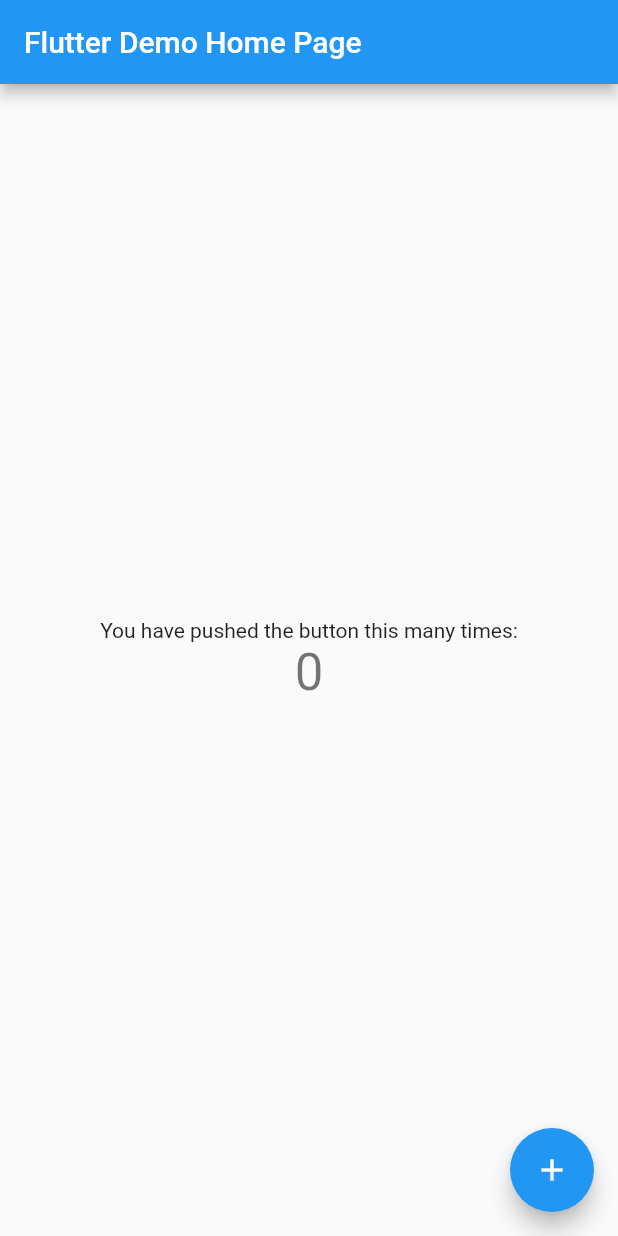
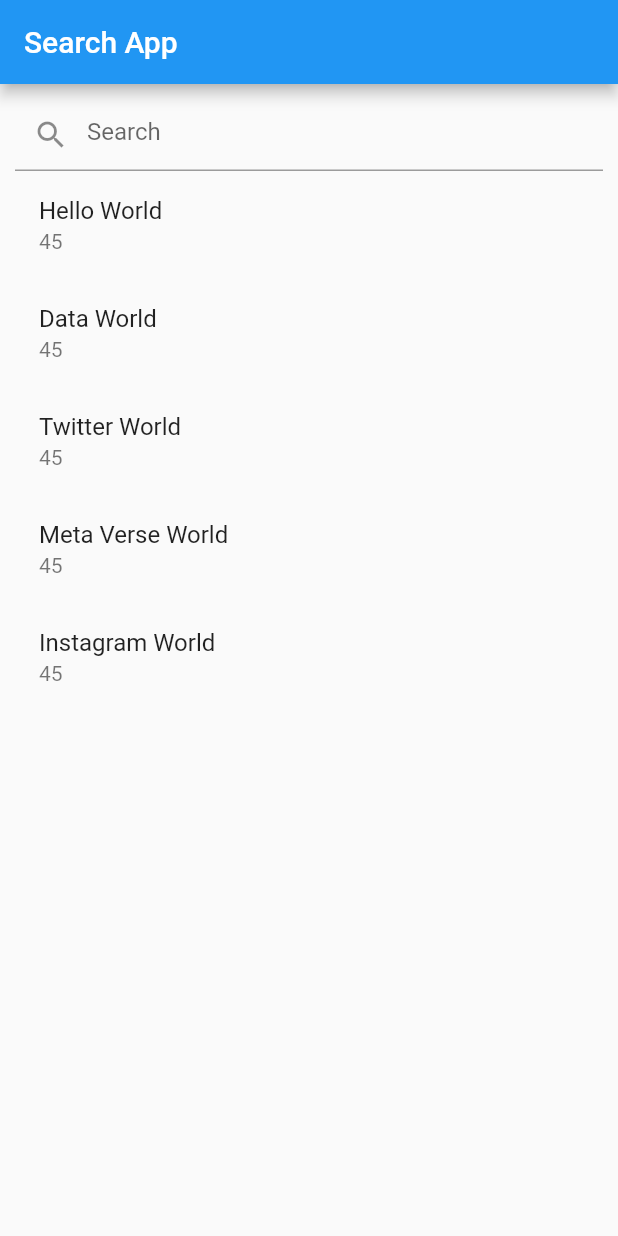
Before and after one commit to waynetipsy/Search-on-Flutter, a Flutter app: the screen it shows after launch, on a phone screen of 412 x 824 dp. Run offline on Flutter 3.47's test engine with Material 2 defaults, Android fonts, the phone set to English and light mode, and no system bars.

Commit message:
Final push

```diff
--- a/lib/Model/data.dart
+++ b/lib/Model/data.dart
@@ -0,0 +1,36 @@
+class Data {
+  final String? title;
+  final int? followers;
+
+  Data({
+    this.title, this.followers});
+}
+
+List<Data> socialData = [
+  Data(
+    title: "Hello World",
+    followers: 45,
+  ),
+
+    Data(
+    title: "Data World",
+    followers: 45,
+  ),
+
+    Data(
+    title: "Twitter World",
+    followers: 45,
+  ),
+
+    Data(
+    title: "Meta Verse World",
+    followers: 45,
+  ),
+
+    Data(
+    title: "Instagram World",
+    followers: 45,
+  ),
+
+
+];
--- a/lib/main.dart
+++ b/lib/main.dart
@@ -1,4 +1,5 @@
 import 'package:flutter/material.dart';
+import './Model/data.dart';
 
 void main() {
   runApp(const MyApp());
@@ -7,109 +8,77 @@
 class MyApp extends StatelessWidget {
   const MyApp({Key? key}) : super(key: key);
 
-  // This widget is the root of your application.
+
   @override
   Widget build(BuildContext context) {
     return MaterialApp(
       title: 'Flutter Demo',
       theme: ThemeData(
-        // This is the theme of your application.
-        //
-        // Try running your application with "flutter run". You'll see the
-        // application has a blue toolbar. Then, without quitting the app, try
-        // changing the primarySwatch below to Colors.green and then invoke
-        // "hot reload" (press "r" in the console where you ran "flutter run",
-        // or simply save your changes to "hot reload" in a Flutter IDE).
-        // Notice that the counter didn't reset back to zero; the application
-        // is not restarted.
+
         primarySwatch: Colors.blue,
       ),
-      home: const MyHomePage(title: 'Flutter Demo Home Page'),
+      home: const MyHomePage(),
     );
   }
 }
 
 class MyHomePage extends StatefulWidget {
-  const MyHomePage({Key? key, required this.title}) : super(key: key);
-
-  // This widget is the home page of your application. It is stateful, meaning
-  // that it has a State object (defined below) that contains fields that affect
-  // how it looks.
-
-  // This class is the configuration for the state. It holds the values (in this
-  // case the title) provided by the parent (in this case the App widget) and
-  // used by the build method of the State. Fields in a Widget subclass are
-  // always marked "final".
-
-  final String title;
+  const MyHomePage({ Key? key }) : super(key: key);
 
   @override
   State<MyHomePage> createState() => _MyHomePageState();
 }
 
 class _MyHomePageState extends State<MyHomePage> {
-  int _counter = 0;
+  int? dataLength;
 
-  void _incrementCounter() {
-    setState(() {
-      // This call to setState tells the Flutter framework that something has
-      // changed in this State, which causes it to rerun the build method below
-      // so that the display can reflect the updated values. If we changed
-      // _counter without calling setState(), then the build method would not be
-      // called again, and so nothing would appear to happen.
-      _counter++;
-    });
-  }
+  List<Data>? data;
+
 
   @override
   Widget build(BuildContext context) {
-    // This method is rerun every time setState is called, for instance as done
-    // by the _incrementCounter method above.
-    //
-    // The Flutter framework has been optimized to make rerunning build methods
-    // fast, so that you can just rebuild anything that needs updating rather
-    // than having to individually change instances of widgets.
     return Scaffold(
       appBar: AppBar(
-        // Here we take the value from the MyHomePage object that was created by
-        // the App.build method, and use it to set our appbar title.
-        title: Text(widget.title),
+        title: const Text('Search App')
       ),
-      body: Center(
-        // Center is a layout widget. It takes a single child and positions it
-        // in the middle of the parent.
-        child: Column(
-          // Column is also a layout widget. It takes a list of children and
-          // arranges them vertically. By default, it sizes itself to fit its
-          // children horizontally, and tries to be as tall as its parent.
-          //
-          // Invoke "debug painting" (press "p" in the console, choose the
-          // "Toggle Debug Paint" action from the Flutter Inspector in Android
-          // Studio, or the "Toggle Debug Paint" command in Visual Studio Code)
-          // to see the wireframe for each widget.
-          //
-          // Column has various properties to control how it sizes itself and
-          // how it positions its children. Here we use mainAxisAlignment to
-          // center the children vertically; the main axis here is the vertical
-          // axis because Columns are vertical (the cross axis would be
-          // horizontal).
-          mainAxisAlignment: MainAxisAlignment.center,
-          children: <Widget>[
-            const Text(
-              'You have pushed the button this many times:',
+      body: Container(
+        padding: const EdgeInsets.all(10),
+        child: ListView(
+          children: [
+            //Search field
+            Container(
+              child: TextFormField(
+                onChanged: (value) {
+              setState(() {
+              dataLength = socialData.where((element) =>
+              element.title!.toLowerCase().startsWith(value)
+              ).length;
+
+               data = socialData.where((element) =>
+              element.title!.toLowerCase().startsWith(value)
+              ).toList();
+
+              });
+                },
+              decoration: const InputDecoration(
+                hintText: "Search",
+                prefixIcon: Icon(Icons.search)
+              ),
+              ),
             ),
-            Text(
-              '$_counter',
-              style: Theme.of(context).textTheme.headline4,
-            ),
-          ],
+         ...List.generate( dataLength == null ? socialData.length : dataLength!, (index) {
+          final snapshot = data == null ? socialData[index] : data![index];
+
+          return ListTile(
+            title: Text(snapshot.title!),
+            subtitle: Text(snapshot.followers.toString()),
+          );
+         })
+          ]
+            )
+
         ),
-      ),
-      floatingActionButton: FloatingActionButton(
-        onPressed: _incrementCounter,
-        tooltip: 'Increment',
-        child: const Icon(Icons.add),
-      ), // This trailing comma makes auto-formatting nicer for build methods.
+
     );
   }
 }
```
